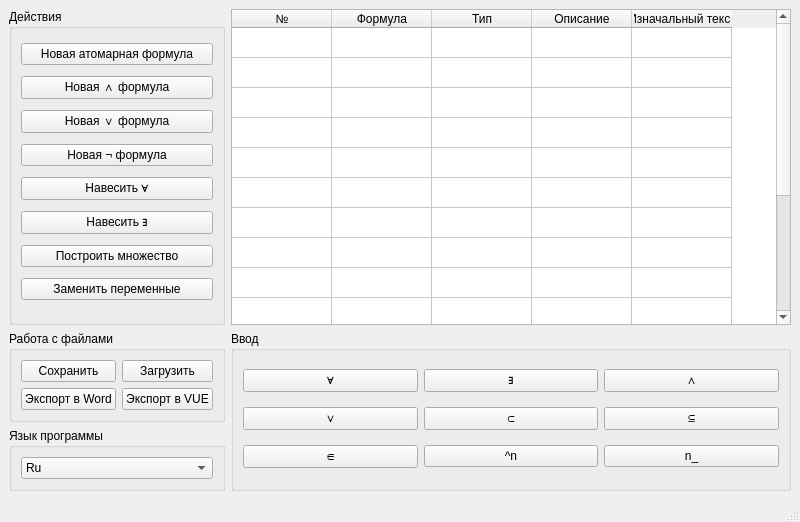
First picture: the form in mainwindow_red.ui, repository qelio/mathsem, before the edit.
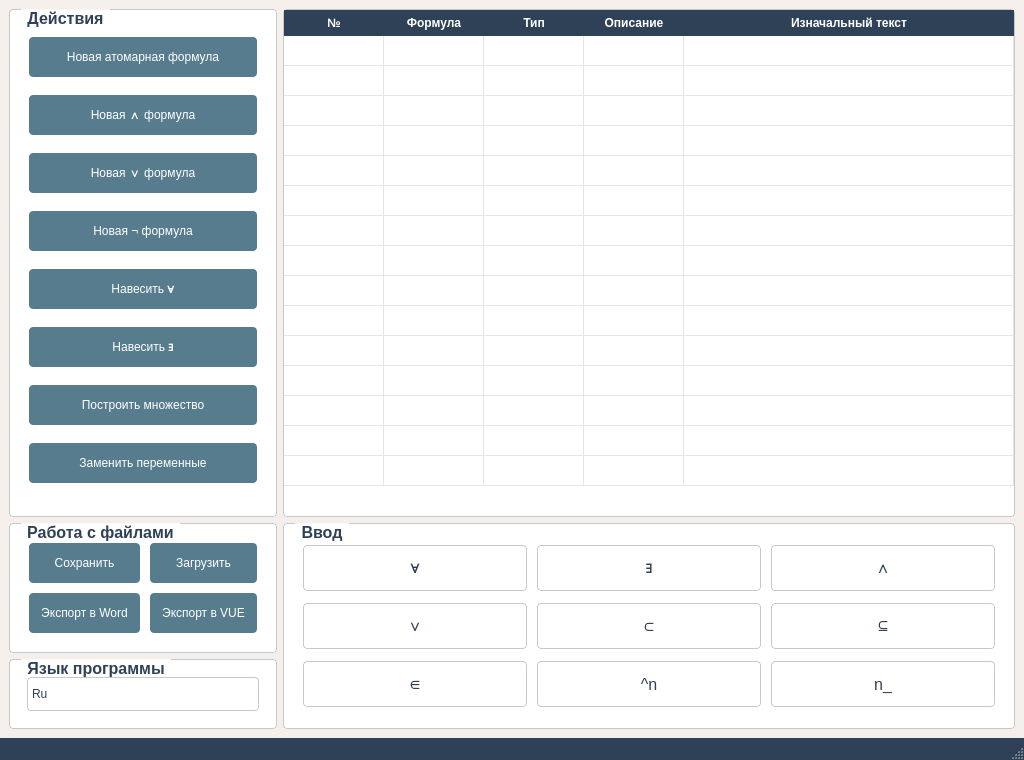
Second picture: the form after the edit.

Patch:
```diff
--- a/mainwindow_red.ui
+++ b/mainwindow_red.ui
@@ -6,23 +6,161 @@
    <rect>
     <x>0</x>
     <y>0</y>
-    <width>800</width>
-    <height>522</height>
+    <width>1024</width>
+    <height>760</height>
    </rect>
   </property>
   <property name="windowTitle">
    <string>MainWindow</string>
   </property>
+  <property name="styleSheet">
+   <string notr="true">QMainWindow {
+    background-color: rgb(244, 239, 235);
+    font-family: &quot;Segoe UI&quot;, Helvetica, Arial, sans-serif;
+}
+
+QGroupBox {
+    background-color: rgb(255, 255, 255);
+    border: 1px solid rgb(200, 200, 200);
+    border-radius: 4px;
+    margin-top: 1ex;
+    padding: 8px;
+    color: rgb(47, 65, 87);
+    font-weight: bold;
+    font-size: 16px;
+}
+
+QGroupBox::title {
+    subcontrol-origin: margin;
+    left: 12px;
+    padding: 0 4px;
+}
+
+QTableWidget {
+    background-color: white;
+    border-radius: 4px;
+    border: 1px solid rgb(200, 200, 200);
+    gridline-color: rgb(230, 230, 230);
+    font-size: 14px;
+    color: rgb(30, 30, 30);
+}
+
+QHeaderView::section {
+    background-color: rgb(47, 65, 87);
+    color: white;
+    padding: 4px;
+    border: none;
+    font-weight: bold;
+}
+
+QTableWidget::item {
+    padding: 4px;
+    color: rgb(30, 30, 30);
+}
+
+QComboBox {
+    background-color: white;
+    border: 1px solid rgb(200, 200, 200);
+    border-radius: 4px;
+    padding: 4px;
+    min-height: 24px;
+    color: rgb(47, 65, 87);
+}
+
+QComboBox:hover {
+    border: 1px solid rgb(87, 124, 142);
+}
+
+QComboBox QAbstractItemView {
+    background-color: white;
+    color: rgb(47, 65, 87);
+    selection-background-color: rgb(87, 124, 142);
+    selection-color: white;
+    border: 1px solid rgb(200, 200, 200);
+}
+
+QComboBox::drop-down {
+    border: none;
+    width: 0;
+    padding: 0;
+    margin: 0;
+}
+
+QComboBox::down-arrow {
+    image: none;
+}
+
+QPushButton {
+    background-color: rgb(87, 124, 142);
+    color: white;
+    border: none;
+    border-radius: 4px;
+    padding: 6px 12px;
+    min-height: 28px;
+    margin: 2px;
+}
+
+QPushButton:hover {
+    background-color: rgba(87, 124, 142, 0.85);
+}
+
+QPushButton:pressed {
+    background-color: rgba(87, 124, 142, 0.75);
+}
+
+/* Специфичные стили для кнопок в группе ввода */
+QGroupBox#groupBox_2 QPushButton {
+    background-color: transparent;
+    color: rgb(47, 65, 87);
+    border: 1px solid rgb(200, 200, 200);
+    font-size: 16px;
+    min-width: 32px;
+    min-height: 32px;
+}
+
+QGroupBox#groupBox_2 QPushButton:hover {
+    background-color: rgba(87, 124, 142, 0.1);
+}
+
+/* Стили для меню и статусбара */
+QMenuBar {
+    background-color: rgb(47, 65, 87);
+    color: white;
+}
+
+QStatusBar {
+    background-color: rgb(47, 65, 87);
+    color: white;
+    padding: 4px;
+}
+
+QTableWidget QLineEdit {
+    background-color: white;
+    color: rgb(30, 30, 30);
+    border: 1px solid rgb(87, 124, 142);
+    border-radius: 2px;
+    padding: 2px;
+}</string>
+  </property>
   <widget class="QWidget" name="centralwidget">
+   <property name="styleSheet">
+    <string notr="true"/>
+   </property>
    <layout class="QGridLayout" name="gridLayout_2">
     <item row="0" column="0">
      <widget class="QGroupBox" name="groupBox">
+      <property name="styleSheet">
+       <string notr="true"/>
+      </property>
       <property name="title">
        <string>Действия</string>
       </property>
       <layout class="QVBoxLayout" name="verticalLayout">
        <item>
         <widget class="QPushButton" name="NewAtomicBtn">
+         <property name="styleSheet">
+          <string notr="true"/>
+         </property>
          <property name="text">
           <string>Новая атомарная формула</string>
          </property>
@@ -30,6 +168,9 @@
        </item>
        <item>
         <widget class="QPushButton" name="NewKonBtn">
+         <property name="styleSheet">
+          <string notr="true"/>
+         </property>
          <property name="text">
           <string>Новая ∧ формула</string>
          </property>
@@ -37,6 +178,9 @@
        </item>
        <item>
         <widget class="QPushButton" name="NewDizBtn">
+         <property name="styleSheet">
+          <string notr="true"/>
+         </property>
          <property name="text">
           <string>Новая ∨ формула</string>
          </property>
@@ -44,6 +188,9 @@
        </item>
        <item>
         <widget class="QPushButton" name="NewNotBtn">
+         <property name="styleSheet">
+          <string notr="true"/>
+         </property>
          <property name="text">
           <string>Новая ¬ формула</string>
          </property>
@@ -51,6 +198,9 @@
        </item>
        <item>
         <widget class="QPushButton" name="setAnyBtn">
+         <property name="styleSheet">
+          <string notr="true"/>
+         </property>
          <property name="text">
           <string>Навесить ∀</string>
          </property>
@@ -58,6 +208,9 @@
        </item>
        <item>
         <widget class="QPushButton" name="setExistBtn">
+         <property name="styleSheet">
+          <string notr="true"/>
+         </property>
          <property name="text">
           <string>Навесить ∃</string>
          </property>
@@ -65,6 +218,9 @@
        </item>
        <item>
         <widget class="QPushButton" name="pushButton_3">
+         <property name="styleSheet">
+          <string notr="true"/>
+         </property>
          <property name="text">
           <string>Построить множество</string>
          </property>
@@ -72,6 +228,9 @@
        </item>
        <item>
         <widget class="QPushButton" name="pushButton">
+         <property name="styleSheet">
+          <string notr="true"/>
+         </property>
          <property name="text">
           <string>Заменить переменные</string>
          </property>
@@ -82,12 +241,18 @@
     </item>
     <item row="1" column="0">
      <widget class="QGroupBox" name="groupBox_3">
+      <property name="styleSheet">
+       <string notr="true"/>
+      </property>
       <property name="title">
        <string>Работа с файлами</string>
       </property>
       <layout class="QGridLayout" name="gridLayout">
        <item row="0" column="0">
         <widget class="QPushButton" name="SaveBtn">
+         <property name="styleSheet">
+          <string notr="true"/>
+         </property>
          <property name="text">
           <string>Сохранить</string>
          </property>
@@ -95,6 +260,9 @@
        </item>
        <item row="0" column="1">
         <widget class="QPushButton" name="LoadBtn">
+         <property name="styleSheet">
+          <string notr="true"/>
+         </property>
          <property name="text">
           <string>Загрузить</string>
          </property>
@@ -102,6 +270,9 @@
        </item>
        <item row="1" column="0">
         <widget class="QPushButton" name="WordExportBtn">
+         <property name="styleSheet">
+          <string notr="true"/>
+         </property>
          <property name="text">
           <string>Экспорт в Word</string>
          </property>
@@ -109,6 +280,9 @@
        </item>
        <item row="1" column="1">
         <widget class="QPushButton" name="VUEExportBtn">
+         <property name="styleSheet">
+          <string notr="true"/>
+         </property>
          <property name="text">
           <string>Экспорт в VUE</string>
          </property>
@@ -119,9 +293,24 @@
     </item>
     <item row="0" column="1">
      <widget class="QTableWidget" name="tableWidget">
+      <property name="sizePolicy">
+       <sizepolicy hsizetype="Expanding" vsizetype="Expanding">
+        <horstretch>0</horstretch>
+        <verstretch>0</verstretch>
+       </sizepolicy>
+      </property>
+      <property name="styleSheet">
+       <string notr="true"/>
+      </property>
       <property name="rowCount">
        <number>15</number>
       </property>
+      <attribute name="horizontalHeaderCascadingSectionResizes">
+       <bool>true</bool>
+      </attribute>
+      <attribute name="horizontalHeaderStretchLastSection">
+       <bool>true</bool>
+      </attribute>
       <attribute name="verticalHeaderVisible">
        <bool>false</bool>
       </attribute>
@@ -165,16 +354,37 @@
         <string notr="true">Изначальный текст</string>
        </property>
       </column>
+      <item row="0" column="0">
+       <property name="text">
+        <string/>
+       </property>
+      </item>
+      <item row="0" column="1">
+       <property name="text">
+        <string/>
+       </property>
+      </item>
+      <item row="0" column="2">
+       <property name="text">
+        <string/>
+       </property>
+      </item>
      </widget>
     </item>
     <item row="2" column="0">
      <widget class="QGroupBox" name="groupBox_4">
+      <property name="styleSheet">
+       <string notr="true"/>
+      </property>
       <property name="title">
        <string>Язык программы</string>
       </property>
       <layout class="QVBoxLayout" name="verticalLayout_2">
        <item>
         <widget class="QComboBox" name="LangChange">
+         <property name="styleSheet">
+          <string notr="true"/>
+         </property>
          <item>
           <property name="text">
            <string>Ru</string>
@@ -192,12 +402,18 @@
     </item>
     <item row="1" column="1" rowspan="2">
      <widget class="QGroupBox" name="groupBox_2">
+      <property name="styleSheet">
+       <string notr="true"/>
+      </property>
       <property name="title">
        <string>Ввод</string>
       </property>
       <layout class="QGridLayout" name="gridLayout_3">
        <item row="1" column="1">
         <widget class="QPushButton" name="pushButton_13">
+         <property name="styleSheet">
+          <string notr="true"/>
+         </property>
          <property name="text">
           <string>⊂</string>
          </property>
@@ -205,6 +421,9 @@
        </item>
        <item row="1" column="2">
         <widget class="QPushButton" name="pushButton_14">
+         <property name="styleSheet">
+          <string notr="true"/>
+         </property>
          <property name="text">
           <string>⊆</string>
          </property>
@@ -212,6 +431,9 @@
        </item>
        <item row="0" column="0">
         <widget class="QPushButton" name="pushButton_11">
+         <property name="styleSheet">
+          <string notr="true"/>
+         </property>
          <property name="text">
           <string>∀</string>
          </property>
@@ -219,6 +441,9 @@
        </item>
        <item row="1" column="0">
         <widget class="QPushButton" name="pushButton_12">
+         <property name="styleSheet">
+          <string notr="true"/>
+         </property>
          <property name="text">
           <string>∨</string>
          </property>
@@ -226,6 +451,9 @@
        </item>
        <item row="0" column="2">
         <widget class="QPushButton" name="pushButton_10">
+         <property name="styleSheet">
+          <string notr="true"/>
+         </property>
          <property name="text">
           <string>∧</string>
          </property>
@@ -233,6 +461,9 @@
        </item>
        <item row="0" column="1">
         <widget class="QPushButton" name="pushButton_9">
+         <property name="styleSheet">
+          <string notr="true"/>
+         </property>
          <property name="text">
           <string>∃</string>
          </property>
@@ -240,6 +471,9 @@
        </item>
        <item row="2" column="0">
         <widget class="QPushButton" name="pushButton_15">
+         <property name="styleSheet">
+          <string notr="true"/>
+         </property>
          <property name="text">
           <string>∈</string>
          </property>
@@ -247,6 +481,9 @@
        </item>
        <item row="2" column="1">
         <widget class="QPushButton" name="pushButton_16">
+         <property name="styleSheet">
+          <string notr="true"/>
+         </property>
          <property name="text">
           <string>^n</string>
          </property>
@@ -254,6 +491,9 @@
        </item>
        <item row="2" column="2">
         <widget class="QPushButton" name="pushButton_17">
+         <property name="styleSheet">
+          <string notr="true"/>
+         </property>
          <property name="text">
           <string>n_</string>
          </property>
```
Left out of the diff: 4 changed lines with no effect on the pictures.
